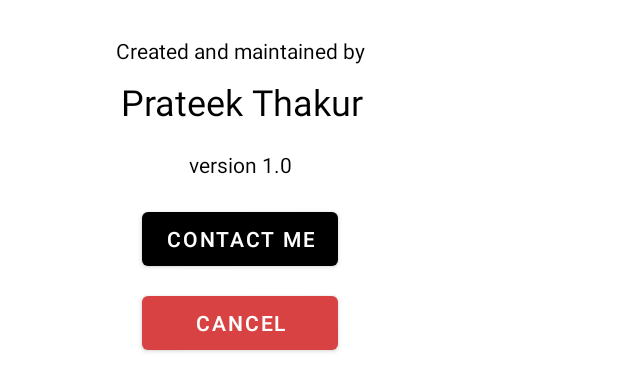
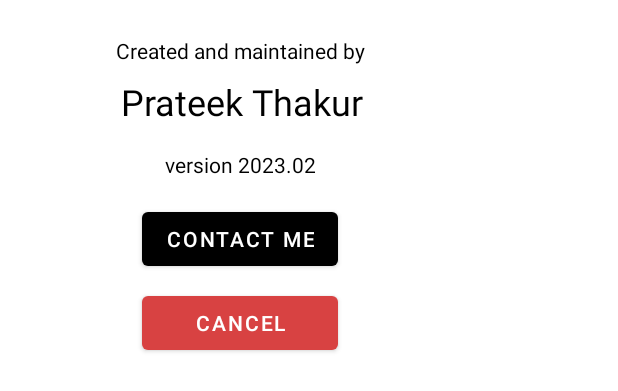
Before and after one commit to prateekthakur272/bunkmate-attandance-tracker, an Android app: the layout about_dialog_layout.xml on its own in the app's theme, with its tools: preview values and no code run, on a phone screen of 412 x 824 dp. Shown: the top 391 px of the screen. Run offline under Robolectric (Android 15) with nearby library versions, the phone set to English and light mode, and no system bars.

Commit message:
adds snackbar in main activity

```diff
--- a/app/src/main/java/com/prateekthakur272/bunkmate/adapters/ItemAdapter.kt
+++ b/app/src/main/java/com/prateekthakur272/bunkmate/adapters/ItemAdapter.kt
@@ -9,6 +9,7 @@ import android.widget.TextView
 import androidx.recyclerview.widget.RecyclerView
 import com.google.android.material.card.MaterialCardView
 import com.google.android.material.floatingactionbutton.FloatingActionButton
+import com.google.android.material.snackbar.Snackbar
 import com.prateekthakur272.bunkmate.database.Item
 import com.prateekthakur272.bunkmate.ItemActivity
 import com.prateekthakur272.bunkmate.database.ItemDatabaseHelper
@@ -41,11 +42,13 @@ class ItemAdapter(private val context:Context):RecyclerView.Adapter<ItemAdapter.
         holder.markButton.setOnClickListener {
             itemDatabaseHelper.markAttendance(items[position].id,true)
             items = itemDatabaseHelper.getArrayList()
+            Snackbar.make(holder.item,"${items[position].title} Marked as Attended",Snackbar.LENGTH_SHORT).show()
             notifyItemChanged(position)
         }
         holder.cancelButton.setOnClickListener {
             itemDatabaseHelper.markAttendance(items[position].id,false)
             items = itemDatabaseHelper.getArrayList()
+            Snackbar.make(holder.item,"${items[position].title} Marked as Missed",Snackbar.LENGTH_SHORT).show()
             notifyItemChanged(position)
         }
         holder.item.setOnClickListener {
--- a/app/src/main/res/values/strings.xml
+++ b/app/src/main/res/values/strings.xml
@@ -20,7 +20,7 @@
     <string name="add">Add</string>
     <string name="cancel">Cancel</string>
     <string name="created_and_maintained_by">Created and maintained by</string>
-    <string name="version">version 1.0</string>
+    <string name="version">version 2023.02</string>
     <string name="contact_me">Contact me</string>
     <string name="prateek_thakur">Prateek Thakur</string>
     <string name="history">History</string>
```
